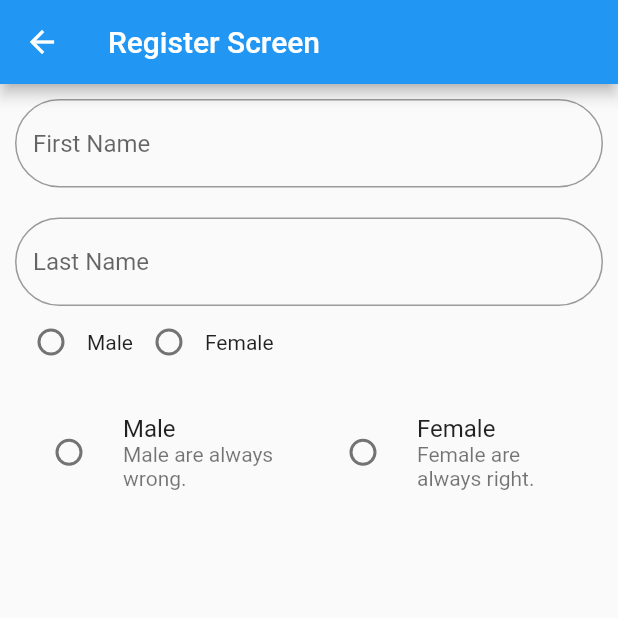
After one commit to devatulparmar/batch730pm, a Flutter app: the screen it shows after launch, after a tap on "Register", on a phone screen of 412 x 824 dp, the top half of it. The commit adds this screen. Run offline on Flutter 3.47's test engine with Material 2 defaults, Android fonts, the phone set to English and light mode, and no system bars; our stand-ins replace cached_network_image.

Commit message:
Radio and RadioListTile

```diff
--- a/lib/home_screen.dart
+++ b/lib/home_screen.dart
@@ -16,6 +16,19 @@ class _HomeScreenState extends State<HomeScreen> {
   ListView _listviewWidget(BuildContext context) {
     return ListView(
       children: [
+        Center(
+          child: ElevatedButton(
+            onPressed: () {
+              // MySnackBar.showMySnackBar(context: context, content: "Hello");
+              Navigator.pushNamed(
+                context,
+                routeRegister,
+              );
+            },
+            child: const Text('Register'),
+          ),
+        ),
+        const SizedBox(height: 15),
         Center(
           child: ElevatedButton(
             onPressed: () {
--- /dev/null
+++ b/lib/register_screen.dart
@@ -0,0 +1,150 @@
+import 'package:flutter/material.dart';
+
+class RegisterScreen extends StatefulWidget {
+  const RegisterScreen({Key? key}) : super(key: key);
+
+  @override
+  State<RegisterScreen> createState() => _RegisterScreenState();
+}
+
+class _RegisterScreenState extends State<RegisterScreen> {
+  int radioGroupValue = 0;
+  bool isMaleSelected = false;
+  bool isFemaleSelected = false;
+
+  @override
+  Widget build(BuildContext context) {
+    return Scaffold(
+      appBar: AppBar(
+        title: const Text('Register Screen'),
+      ),
+      body: Padding(
+        padding: const EdgeInsets.all(10),
+        child: Column(
+          children: [
+            TextFormField(
+              // controller: _emailController,
+              decoration: InputDecoration(
+                border: OutlineInputBorder(
+                  borderRadius: BorderRadius.circular(35),
+                ),
+                hintText: "First Name",
+                // label: const Text('This is label'),
+                // prefixIcon: const Icon(
+                //   Icons.person,
+                //   color: Colors.red,
+                // ),
+              ),
+              onSaved: (String? value) {
+                // This optional block of code can be used to run
+                // code when the user saves the form.
+              },
+              validator: (String? s) {
+                if (s == null || s.isEmpty) {
+                  return 'Please enter some text';
+                }
+                return null;
+              },
+            ),
+            const SizedBox(height: 20),
+            TextFormField(
+              // controller: _emailController,
+              decoration: InputDecoration(
+                border: OutlineInputBorder(
+                  borderRadius: BorderRadius.circular(35),
+                ),
+                hintText: "Last Name",
+                // label: const Text('This is label'),
+                // prefixIcon: const Icon(
+                //   Icons.person,
+                //   color: Colors.red,
+                // ),
+              ),
+              onSaved: (String? value) {
+                // This optional block of code can be used to run
+                // code when the user saves the form.
+              },
+              validator: (String? s) {
+                if (s == null || s.isEmpty) {
+                  return 'Please enter some text';
+                }
+                return null;
+              },
+            ),
+            Row(
+              children: [
+                Radio(
+                  value: 1,
+                  groupValue: radioGroupValue,
+                  activeColor: Colors.red,
+                  onChanged: (value) {
+                    radioGroupValue = value!;
+                    setState(() {});
+                  },
+                ),
+                const Text('Male'),
+                Radio(
+                  value: 2,
+                  groupValue: radioGroupValue,
+                  activeColor: Colors.red,
+                  onChanged: (value) {
+                    radioGroupValue = value!;
+                    setState(() {});
+                  },
+                ),
+                const Text('Female'),
+              ],
+            ),
+            const SizedBox(height: 20),
+            Row(
+              children: [
+                Flexible(
+                  flex: 1,
+                  child: RadioListTile(
+                    value: 3,
+                    groupValue: radioGroupValue,
+                    activeColor: Colors.red,
+                    title: const Text('Male'),
+                    subtitle: const Text('Male are always wrong.'),
+                    selected: isMaleSelected,
+                    selectedTileColor: Colors.blue.shade100,
+                    shape: RoundedRectangleBorder(
+                      borderRadius: BorderRadius.circular(5),
+                    ),
+                    onChanged: (value) {
+                      radioGroupValue = value!;
+                      isMaleSelected = true;
+                      isFemaleSelected = false;
+                      setState(() {});
+                    },
+                  ),
+                ),
+                Flexible(
+                  flex: 1,
+                  child: RadioListTile(
+                    value: 4,
+                    groupValue: radioGroupValue,
+                    activeColor: Colors.red,
+                    selectedTileColor: Colors.blue.shade100,
+                    selected: isFemaleSelected,
+                    subtitle: const Text('Female are always right.'),
+                    title: const Text('Female'),
+                    shape: RoundedRectangleBorder(
+                      borderRadius: BorderRadius.circular(5),
+                    ),
+                    onChanged: (value) {
+                      radioGroupValue = value!;
+                      isMaleSelected = false;
+                      isFemaleSelected = true;
+                      setState(() {});
+                    },
+                  ),
+                ),
+              ],
+            ),
+          ],
+        ),
+      ),
+    );
+  }
+}
--- a/lib/utils/const.dart
+++ b/lib/utils/const.dart
@@ -4,3 +4,4 @@ const String listScreen = "/ListScreen";
 const String gridViewScreen = "/GridViewScreen";
 const String routeScreen3 = "/Screen3";
 const String routeLogin = "/Login";
+const String routeRegister = "/Register";
--- a/lib/utils/routes.dart
+++ b/lib/utils/routes.dart
@@ -1,5 +1,6 @@
 import 'package:batch730pm/gridview.dart';
 import 'package:batch730pm/list.dart';
+import 'package:batch730pm/register_screen.dart';
 import 'package:batch730pm/utils/const.dart';
 import 'package:batch730pm/login.dart';
 import 'package:batch730pm/home_screen.dart';
@@ -15,6 +16,8 @@ class MyAppRouter {
         return MaterialPageRoute(builder: (_) => const Screen2());
       case routeLogin:
         return MaterialPageRoute(builder: (_) => const LoginScreen());
+      case routeRegister:
+        return MaterialPageRoute(builder: (_) => const RegisterScreen());
       case listScreen:
         return MaterialPageRoute(builder: (_) => const ListScreen());
       case gridViewScreen:
```
